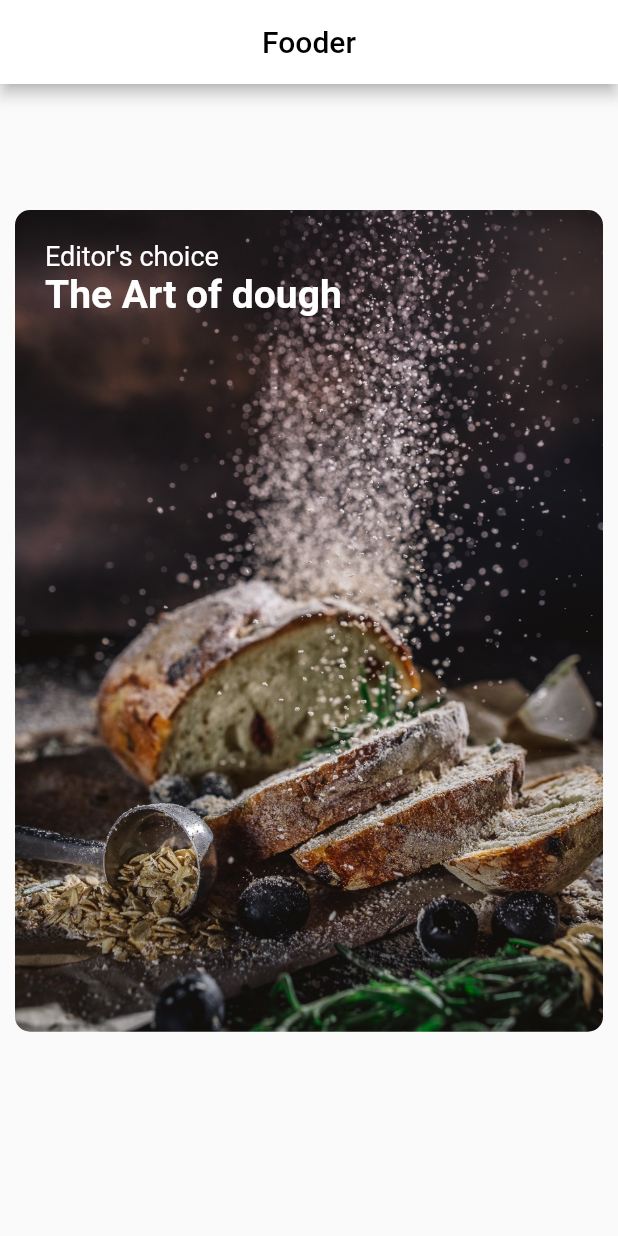
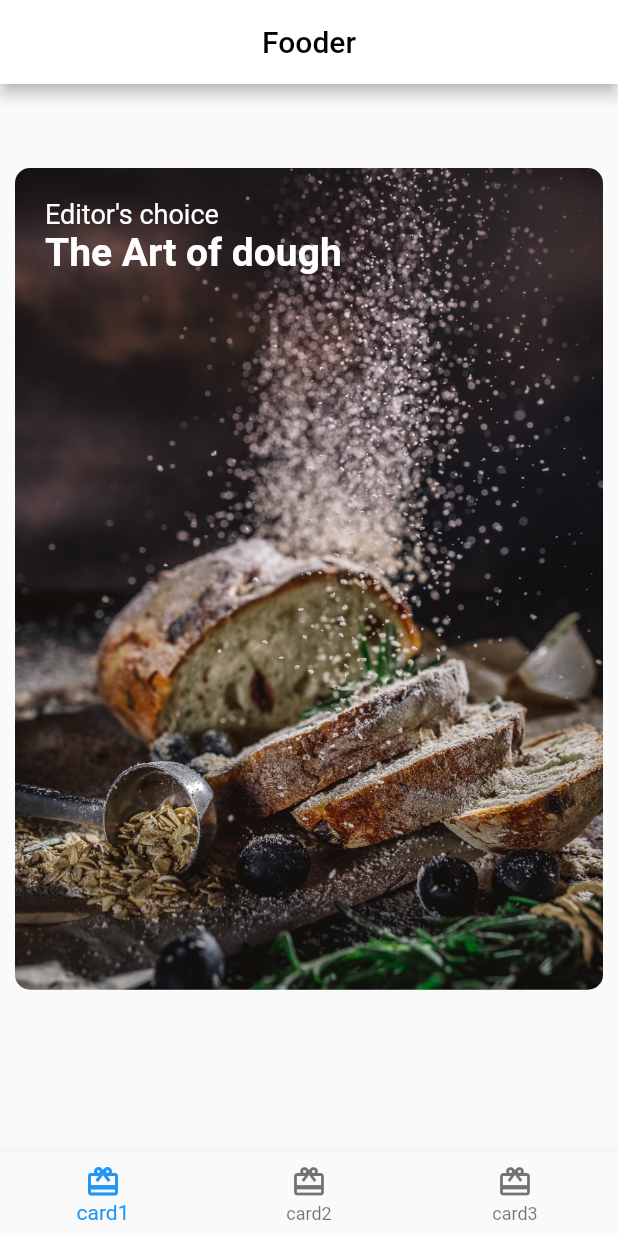
Before and after one commit to Zeena-Mohanad/flutter-task1, a Flutter app: the screen it shows after launch, on a phone screen of 412 x 824 dp. Run offline on Flutter 3.47's test engine with Material 2 defaults, Android fonts, the light colour scheme and no system bars; our stand-ins replace google_fonts.

Commit message:
some changes

```diff
--- /dev/null
+++ b/lib/card1.dart
@@ -0,0 +1,43 @@
+import 'dart:ui';
+import 'package:flutter/material.dart';
+import 'package:google_fonts/google_fonts.dart';
+
+ class card1 extends StatelessWidget {
+  const card1({ Key? key }) : super(key: key);
+
+  @override
+  Widget build(BuildContext context) {
+    return Container(
+      child:
+        Center(
+        child: Container(
+          height: 600,
+          padding: const EdgeInsets.only(left: 10.0, right: 10.0),
+          child: Stack(
+            children: [
+              ClipRRect(
+                borderRadius: BorderRadius.circular(10),
+                child:
+                Image.asset('assets/images/bread.jpg')
+                ),
+
+            Padding(
+              padding: const EdgeInsets.all(20.0),
+              child: Column(
+                crossAxisAlignment: CrossAxisAlignment.start,
+              children:<Widget>
+              [ Text(
+                'Editor\'s choice',
+                style: GoogleFonts.roboto(fontSize: 18,color: Colors.white),
+              ),
+              Text('The Art of dough',
+              style: GoogleFonts.roboto(fontSize: 26,color: Colors.white,fontWeight: FontWeight.bold),
+              )],
+          ),
+            ) ],
+          ),
+          ),
+          ),
+      );
+  }
+}
--- /dev/null
+++ b/lib/card2.dart
@@ -0,0 +1,14 @@
+import 'dart:ui';
+import 'package:flutter/material.dart';
+
+class card2 extends StatelessWidget {
+  const card2({ Key? key }) : super(key: key);
+
+  @override
+  Widget build(BuildContext context) {
+    return Container(
+
+        child: Text('This is card 2')
+    );
+  }
+}
--- /dev/null
+++ b/lib/card3.dart
@@ -0,0 +1,13 @@
+import 'dart:ui';
+import 'package:flutter/material.dart';
+
+class card3 extends StatelessWidget {
+  const card3({ Key? key }) : super(key: key);
+
+  @override
+  Widget build(BuildContext context) {
+    return Container(
+      child: Text('This is card 3')
+    );
+  }
+}
--- a/lib/main.dart
+++ b/lib/main.dart
@@ -1,55 +1,53 @@
 import 'dart:ui';
-import 'package:google_fonts/google_fonts.dart';
-
 import 'package:flutter/material.dart';
-
+import 'card1.dart';
+import 'card2.dart';
+import 'card3.dart';
 void main() {
   runApp(const MyApp());
 }
-
-class MyApp extends StatelessWidget {
+int selectedIndex=0;
+ List<Widget> cards=[
+ card1(),
+ card2(),
+ card3(),
+];
+class MyApp extends StatefulWidget {
   const MyApp({Key? key}) : super(key: key);
 
-  // This widget is the root of your application.
+  @override
+  State<MyApp> createState() => _MyAppState();
+}
+
+class _MyAppState extends State<MyApp> {
   @override
   Widget build(BuildContext context) {
     return MaterialApp(
       home:Scaffold(
         appBar: AppBar(
           backgroundColor: Colors.white,
-        title: const Center( child: Text ("Fooder",
-        style: TextStyle(
+        title: Center( child: Text ("Fooder",
+        style: const TextStyle(
           color: Colors.black),) ),
       ),
-      body:Center(
-      child: Container(
-        height: 600,
-        padding: const EdgeInsets.only(left: 10.0, right: 10.0),
-        child: Stack(
-          children: [
-            ClipRRect(
-              borderRadius: BorderRadius.circular(10),
-              child:
-              Image.asset('assets/images/bread.jpg')
-              ),
-
-          Padding(
-            padding: const EdgeInsets.all(20.0),
-            child: Column(
-              crossAxisAlignment: CrossAxisAlignment.start,
-            children:<Widget>
-            [ Text(
-              'Editor\'s choice',
-              style: GoogleFonts.roboto(fontSize: 18,color: Colors.white),
-            ),
-            Text('The Art of dough',
-            style: GoogleFonts.roboto(fontSize: 26,color: Colors.white,fontWeight: FontWeight.bold),
-            )],
-        ),
-          ) ],
-        ),
-        ),
-        ),
+      body: cards[selectedIndex],
+        bottomNavigationBar:
+        BottomNavigationBar(
+          onTap: (index){
+            setState(() {
+              selectedIndex=index;
+            });
+          },
+          currentIndex: selectedIndex,
+          items:const [
+          BottomNavigationBarItem(
+          icon: Icon(Icons.card_giftcard), label: 'card1'),
+           BottomNavigationBarItem(
+          icon: Icon(Icons.card_giftcard), label: 'card2'),
+           BottomNavigationBarItem(
+          icon: Icon(Icons.card_giftcard), label: 'card3')
+          ],
+          ),
         ),
         );
   }
```
